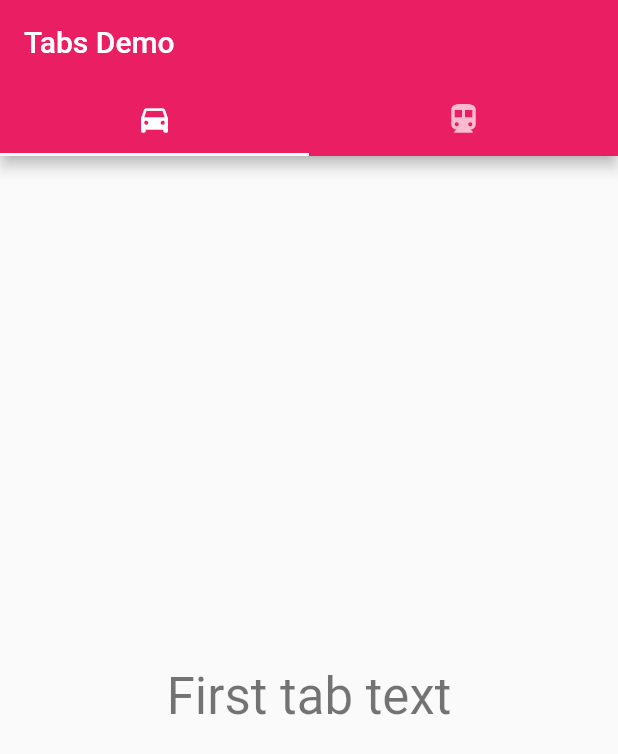
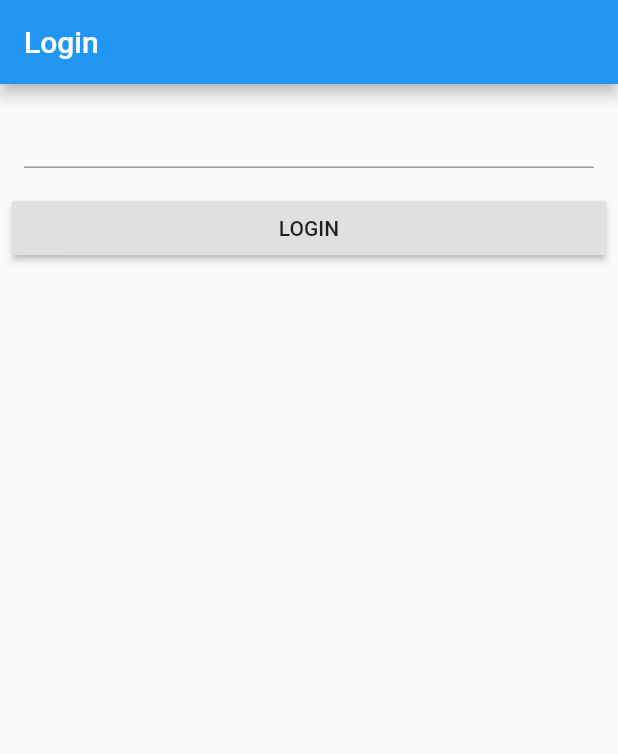
Before and after one commit to msiviero/flutter_app, a Flutter app: the screen it shows after launch, on a phone screen of 412 x 824 dp. Shown: the top 754 px of the screen. Run offline on Flutter 3.47's test engine with Material 2 defaults, Android fonts, the phone set to English and light mode, and no system bars.

Commit message:
First form layout

```diff
--- a/lib/main.dart
+++ b/lib/main.dart
@@ -1,17 +1,24 @@
 import "package:flutter/material.dart";
 import "./pages/first_page.dart";
 import "./pages/second_page.dart";
+import "./pages/login_page.dart";
 
 void main() => runApp(MyApp());
 
 class MyApp extends StatelessWidget {
   @override
   Widget build(BuildContext context) {
-    return MaterialApp(
-      title: "Learning flutter",
-      theme: ThemeData(
+    const loggedIn = false;
+    const title = "Learning flutter";
+
+    final theme = ThemeData(
       primarySwatch: Colors.pink,
-      ),
+    );
+
+    return loggedIn
+        ? MaterialApp(
+            title: title,
+            theme: theme,
             initialRoute: "/",
             routes: {
               "/": (context) {
@@ -21,6 +28,10 @@ class MyApp extends StatelessWidget {
                 return SecondPage();
               },
             },
+          )
+        : MaterialApp(
+            title: title,
+            home: LoginPage(),
           );
   }
 }
--- /dev/null
+++ b/lib/pages/login_page.dart
@@ -0,0 +1,59 @@
+import "package:flutter/material.dart";
+
+class LoginPage extends StatelessWidget {
+  Widget build(BuildContext context) {
+    return Scaffold(
+      appBar: AppBar(
+        title: Text("Login"),
+      ),
+      body: LoginForm(),
+    );
+  }
+}
+
+class LoginForm extends StatefulWidget {
+  @override
+  LoginFormState createState() {
+    return LoginFormState();
+  }
+}
+
+String nonEmptyField(String value) {
+  if (value.isEmpty) {
+    return "Please enter some text";
+  }
+  return null;
+}
+
+class LoginFormState extends State<LoginForm> {
+  final _formKey = GlobalKey<FormState>();
+
+  @override
+  Widget build(BuildContext context) {
+    return Form(
+      key: _formKey,
+      child: ListView(
+        children: <Widget>[
+          Container(
+            padding: EdgeInsets.symmetric(
+              vertical: 8.0,
+              horizontal: 16.0,
+            ),
+            child: TextFormField(
+              validator: nonEmptyField,
+            ),
+          ),
+          Padding(
+            padding: const EdgeInsets.all(8.0),
+            child: RaisedButton(
+              onPressed: () {},
+              child: Center(
+                child: Text('LOGIN'),
+              ),
+            ),
+          ),
+        ],
+      ),
+    );
+  }
+}
--- a/pubspec.yaml
+++ b/pubspec.yaml
@@ -19,6 +19,7 @@ environment:
 dependencies:
   flutter:
     sdk: flutter
+  shared_preferences: "0.5.6+3"
 
   # The following adds the Cupertino Icons font to your application.
   # Use with the CupertinoIcons class for iOS style icons.
```
Also changed, not shown: pubspec.lock, 3 other files. Lines whose indentation alone changed are shown as unchanged.
